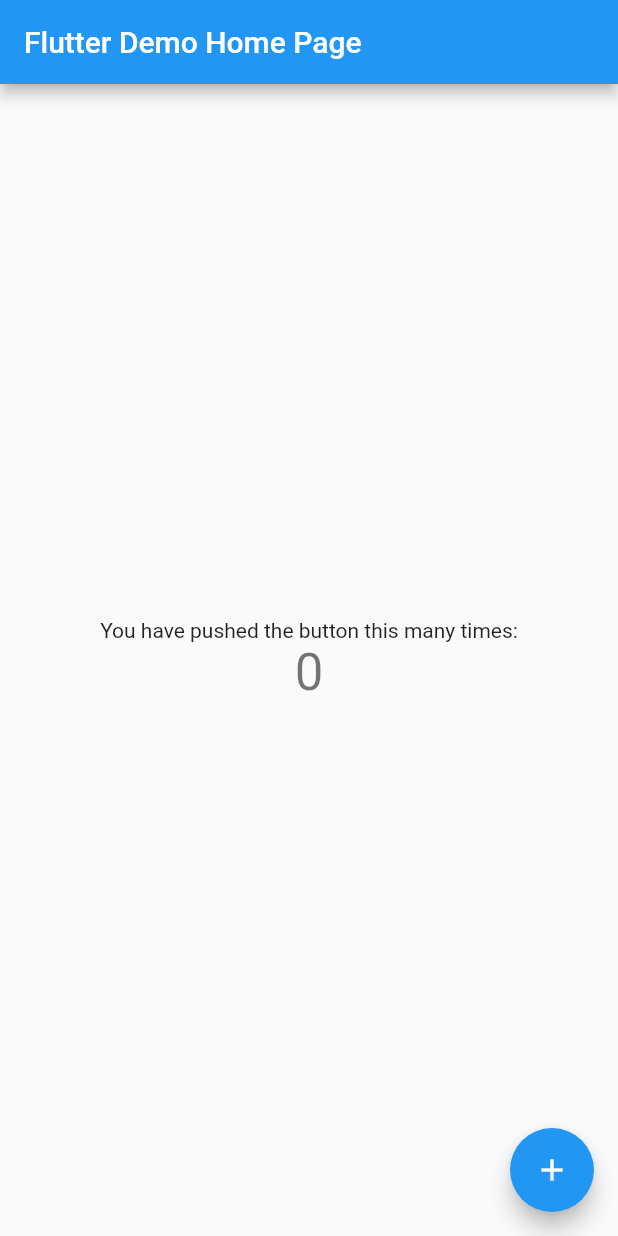
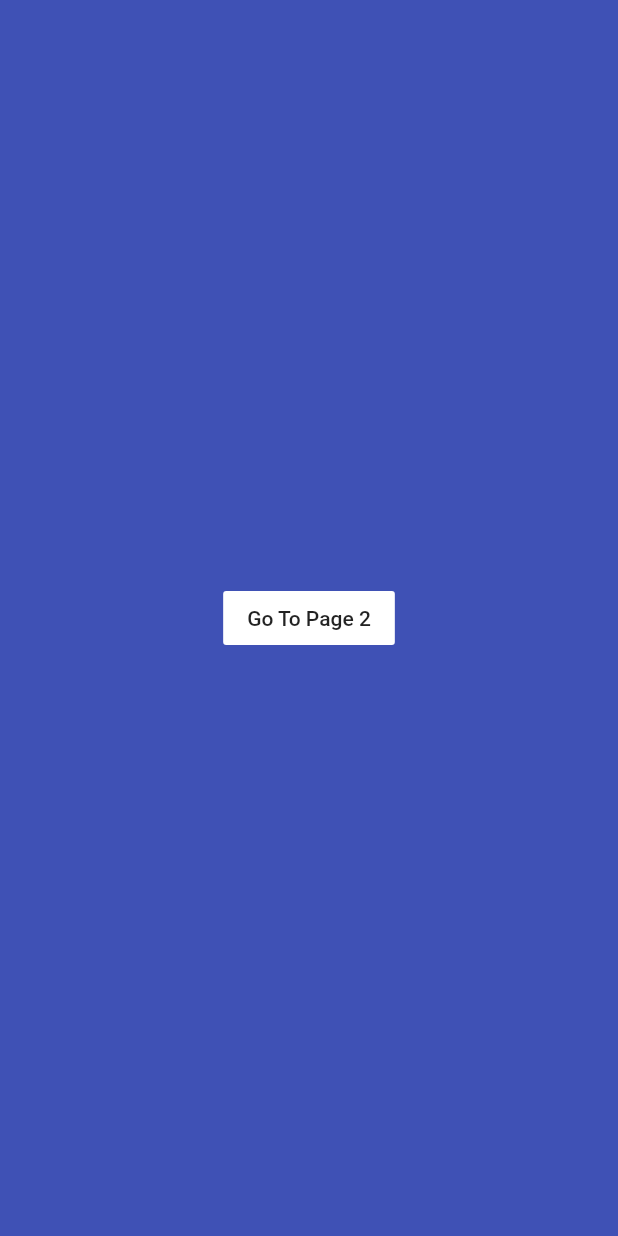
Before and after one commit to ahmedelsayed100/animations, a Flutter app: the screen it shows after launch, on a phone screen of 412 x 824 dp. Run offline on Flutter 3.47's test engine with Material 2 defaults, Android fonts, the phone set to English and light mode, and no system bars.

Commit message:
slide,scale,fade,rotate transition and make animation with two tech

```diff
--- a/lib/main.dart
+++ b/lib/main.dart
@@ -1,3 +1,4 @@
+import 'package:animations/screens/NavBetweenRoutes/first_route.dart';
 import 'package:flutter/material.dart';
 
 void main() {
@@ -5,113 +6,12 @@ void main() {
 }
 
 class MyApp extends StatelessWidget {
-  // This widget is the root of your application.
   @override
   Widget build(BuildContext context) {
     return MaterialApp(
-      title: 'Flutter Demo',
-      theme: ThemeData(
-        // This is the theme of your application.
-        //
-        // Try running your application with "flutter run". You'll see the
-        // application has a blue toolbar. Then, without quitting the app, try
-        // changing the primarySwatch below to Colors.green and then invoke
-        // "hot reload" (press "r" in the console where you ran "flutter run",
-        // or simply save your changes to "hot reload" in a Flutter IDE).
-        // Notice that the counter didn't reset back to zero; the application
-        // is not restarted.
-        primarySwatch: Colors.blue,
-        // This makes the visual density adapt to the platform that you run
-        // the app on. For desktop platforms, the controls will be smaller and
-        // closer together (more dense) than on mobile platforms.
-        visualDensity: VisualDensity.adaptivePlatformDensity,
-      ),
-      home: MyHomePage(title: 'Flutter Demo Home Page'),
+      debugShowCheckedModeBanner: false,
+      title: "Animation Mastering",
+      home: FirstRoute(),
     );
   }
 }
-
-class MyHomePage extends StatefulWidget {
-  MyHomePage({Key key, this.title}) : super(key: key);
-
-  // This widget is the home page of your application. It is stateful, meaning
-  // that it has a State object (defined below) that contains fields that affect
-  // how it looks.
-
-  // This class is the configuration for the state. It holds the values (in this
-  // case the title) provided by the parent (in this case the App widget) and
-  // used by the build method of the State. Fields in a Widget subclass are
-  // always marked "final".
-
-  final String title;
-
-  @override
-  _MyHomePageState createState() => _MyHomePageState();
-}
-
-class _MyHomePageState extends State<MyHomePage> {
-  int _counter = 0;
-
-  void _incrementCounter() {
-    setState(() {
-      // This call to setState tells the Flutter framework that something has
-      // changed in this State, which causes it to rerun the build method below
-      // so that the display can reflect the updated values. If we changed
-      // _counter without calling setState(), then the build method would not be
-      // called again, and so nothing would appear to happen.
-      _counter++;
-    });
-  }
-
-  @override
-  Widget build(BuildContext context) {
-    // This method is rerun every time setState is called, for instance as done
-    // by the _incrementCounter method above.
-    //
-    // The Flutter framework has been optimized to make rerunning build methods
-    // fast, so that you can just rebuild anything that needs updating rather
-    // than having to individually change instances of widgets.
-    return Scaffold(
-      appBar: AppBar(
-        // Here we take the value from the MyHomePage object that was created by
-        // the App.build method, and use it to set our appbar title.
-        title: Text(widget.title),
-      ),
-      body: Center(
-        // Center is a layout widget. It takes a single child and positions it
-        // in the middle of the parent.
-        child: Column(
-          // Column is also a layout widget. It takes a list of children and
-          // arranges them vertically. By default, it sizes itself to fit its
-          // children horizontally, and tries to be as tall as its parent.
-          //
-          // Invoke "debug painting" (press "p" in the console, choose the
-          // "Toggle Debug Paint" action from the Flutter Inspector in Android
-          // Studio, or the "Toggle Debug Paint" command in Visual Studio Code)
-          // to see the wireframe for each widget.
-          //
-          // Column has various properties to control how it sizes itself and
-          // how it positions its children. Here we use mainAxisAlignment to
-          // center the children vertically; the main axis here is the vertical
-          // axis because Columns are vertical (the cross axis would be
-          // horizontal).
-          mainAxisAlignment: MainAxisAlignment.center,
-          children: <Widget>[
-            Text(
-              'You have pushed the button this many times:',
-            ),
-            Text(
-              '$_counter',
-              style: Theme.of(context).textTheme.headline4,
-            ),
-          ],
-        ),
-      ),
-      floatingActionButton: FloatingActionButton(
-        onPressed: _incrementCounter,
-        tooltip: 'Increment',
-        child: Icon(Icons.add),
-      ), // This trailing comma makes auto-formatting nicer for build methods.
-    );
-  }
-}
--- /dev/null
+++ b/lib/screens/NavBetweenRoutes/first_route.dart
@@ -0,0 +1,27 @@
+import 'package:animations/screens/NavBetweenRoutes/nav_routes.dart';
+import 'package:animations/screens/NavBetweenRoutes/second_route.dart';
+import 'package:flutter/material.dart';
+
+class FirstRoute extends StatelessWidget {
+  @override
+  Widget build(BuildContext context) {
+    return Scaffold(
+      backgroundColor: Colors.indigo,
+      body: Container(
+        child: Center(
+          child: FlatButton(
+            color: Colors.white,
+            onPressed: () {
+              Navigator.of(context).push(
+                NavRoutes(
+                  page: SecondRoute(),
+                ),
+              );
+            },
+            child: Text("Go To Page 2"),
+          ),
+        ),
+      ),
+    );
+  }
+}
--- /dev/null
+++ b/lib/screens/NavBetweenRoutes/nav_routes.dart
@@ -0,0 +1,110 @@
+import 'package:flutter/cupertino.dart';
+import 'package:flutter/material.dart';
+
+class NavRoutes extends PageRouteBuilder {
+  final page;
+  NavRoutes({this.page})
+      : super(
+          pageBuilder: (context, animation, secondaryAnimation) => page,
+          transitionsBuilder: (context, animation, secondaryAnimation, child) {
+            var begin = 0.0;
+            var end = 1.0;
+            var tween = Tween(begin: begin, end: end);
+            var curvedAnimation =
+                CurvedAnimation(parent: animation, curve: Curves.easeInOut);
+            return FadeTransition(
+              opacity: animation,
+              child: ScaleTransition(
+                scale: tween.animate(curvedAnimation),
+                child: child,
+              ),
+            );
+          },
+          // transitionDuration: Duration(milliseconds: 300),
+        );
+}
+
+//this is for slidetransiation
+//   NavRoutes({this.page})
+// : super(
+//     pageBuilder: (context, animation, secondaryAnimation) => page,
+//     transitionsBuilder: (context, animation, secondaryAnimation, child) {
+//       final begin = Offset(0, 1);
+//       final end = Offset.zero;
+//       var tween = Tween(begin: begin, end: end);
+//       final curvedAnimation =
+//           CurvedAnimation(parent: animation, curve: Curves.easeInOut);
+//       return SlideTransition(
+//         position: tween.animate(curvedAnimation),
+//         child: child,
+//       );
+//     },
+//     transitionDuration: Duration(milliseconds: 300),
+//   );
+///============================================================================
+//this is for scale
+//  NavRoutes({this.page})
+//       : super(
+//           pageBuilder: (context, animation, secondaryAnimation) => page,
+//           transitionsBuilder: (context, animation, secondaryAnimation, child) {
+//             var begin = 0.5;
+//             var end = 1.0;
+//             var tween = Tween(begin: begin, end: end);
+//             var curvedAnimation =
+//                 CurvedAnimation(parent: animation, curve: Curves.easeInOut);
+//             return ScaleTransition(
+//               scale: tween.animate(curvedAnimation),
+//               child: child,
+//             );
+//           },
+//         );
+
+///==========================this is for rotate==================================================
+
+//  NavRoutes({this.page})
+//       : super(
+//           pageBuilder: (context, animation, secondaryAnimation) => page,
+//           transitionsBuilder: (context, animation, secondaryAnimation, child) {
+//             // final begin = Offset(0, 1);
+//             var begin = 0.0;
+//             var end = -1.0;
+//             var tween = Tween(begin: begin, end: end);
+//             var curvedAnimation =
+//                 CurvedAnimation(parent: animation, curve: Curves.easeInOut);
+//             return RotationTransition(
+//               turns: tween.animate(curvedAnimation),
+//               child: child,
+//             );
+//           },
+//         );
+
+///==========================this is for size transation==================================================
+
+//  NavRoutes({this.page})
+//       : super(
+//           pageBuilder: (context, animation, secondaryAnimation) => page,
+//           transitionsBuilder: (context, animation, secondaryAnimation, child) {
+//             return Align(
+//               child: SizeTransition(
+//                 sizeFactor: animation,
+//                 child: child,
+//                 axis: Axis.horizontal,
+//                 axisAlignment: 0,
+//               ),
+//             );
+//           },
+//           // transitionDuration: Duration(milliseconds: 300),
+//         );
+///==========================this is for fade transation==================================================
+
+// NavRoutes({this.page})
+//     : super(
+//         pageBuilder: (context, animation, secondaryAnimation) => page,
+//         transitionsBuilder: (context, animation, secondaryAnimation, child) {
+//           return FadeTransition(
+//             opacity: animation,
+//             child: child,
+//           );
+//         },
+//         // transitionDuration: Duration(milliseconds: 300),
+//       );
```
Also changed, not shown: lib/screens/NavBetweenRoutes/second_route.dart (added, +28 -0 lines), 1 other file.
